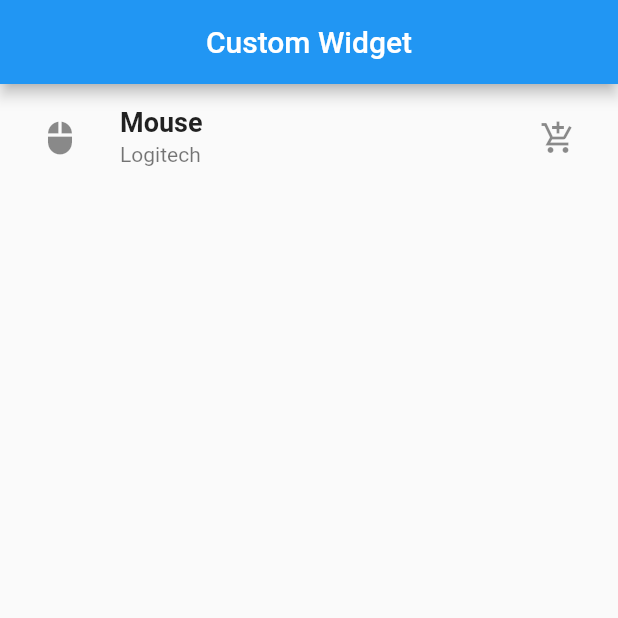
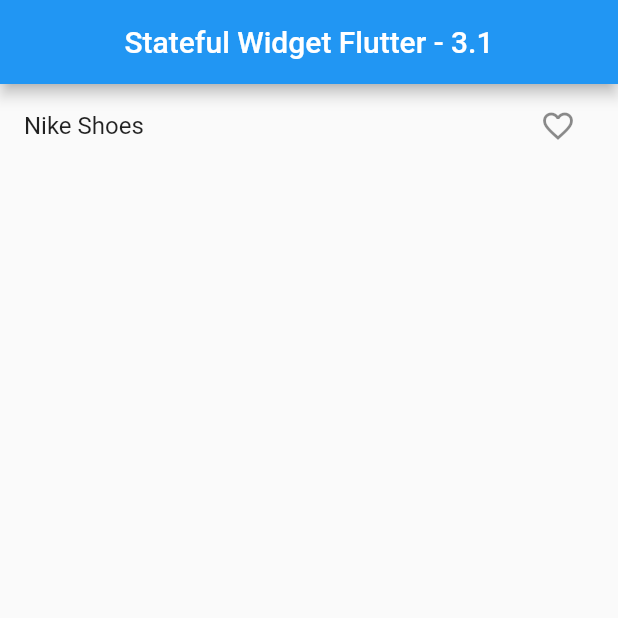
Before and after one commit to theeeep/Flutter-Basic-App, a Flutter app: the screen it shows after launch, on a phone screen of 412 x 824 dp, the top half of it. Run offline on Flutter 3.47's test engine with Material 2 defaults, Android fonts, the phone set to English and light mode, and no system bars.

Commit message:
state Changing on click

```diff
--- a/lib/main.dart
+++ b/lib/main.dart
@@ -1,28 +1,48 @@
-// ignore_for_file: prefer_const_constructors
-
-// import 'screens/Home.dart';
-import 'package:basic_app/screens/RowCol.dart';
-import 'package:basic_app/screens/FloatActnBtn.dart';
-import 'package:basic_app/screens/Stack.dart';
-import 'package:basic_app/screens/CustomWidg.dart';
-import 'screens/ListView.dart';
-
-// import 'screens/Appbar.dart';
-
-// import 'screens/Dashboard.dart';
 import 'package:flutter/material.dart';
 
-void main() => runApp(MyApp());
+void main() => runApp(CTStatelessClass());
 
-class MyApp extends StatelessWidget {
-  const MyApp({super.key});
+class CTStatelessClass extends StatelessWidget {
+  const CTStatelessClass({super.key});
 
   @override
   Widget build(BuildContext context) {
     return MaterialApp(
-        title: "My FLutter App",
-        themeMode: ThemeMode.system,
-        debugShowCheckedModeBanner: false,
-        home: CustWidgt());
+      home: Scaffold(
+        appBar: AppBar(
+          title: Text("Stateful Widget Flutter - 3.1"),
+          centerTitle: true,
+        ),
+        body: CTStatefullClass(),
+      ),
+    );
   }
 }
+
+class CTStatefullClass extends StatefulWidget {
+  const CTStatefullClass({super.key});
+
+  @override
+  State<CTStatefullClass> createState() => _CTStatefullClassState();
+}
+
+class _CTStatefullClassState extends State<CTStatefullClass> {
+  bool liked = false;
+  @override
+  Widget build(BuildContext context) {
+    return ListView(
+      children: [
+        ListTile(
+          title: Text("Nike Shoes"),
+          trailing: IconButton(
+            icon:
+                liked ? (Icon(Icons.favorite)) : (Icon(Icons.favorite_border)),
+            onPressed: () {
+              setState(() => liked = !liked);
+            },
+          ),
+        ),
+      ],
+    );
+  }
+}
```
Also changed, not shown: lib/mainn.dart (added, +28 -0 lines).
